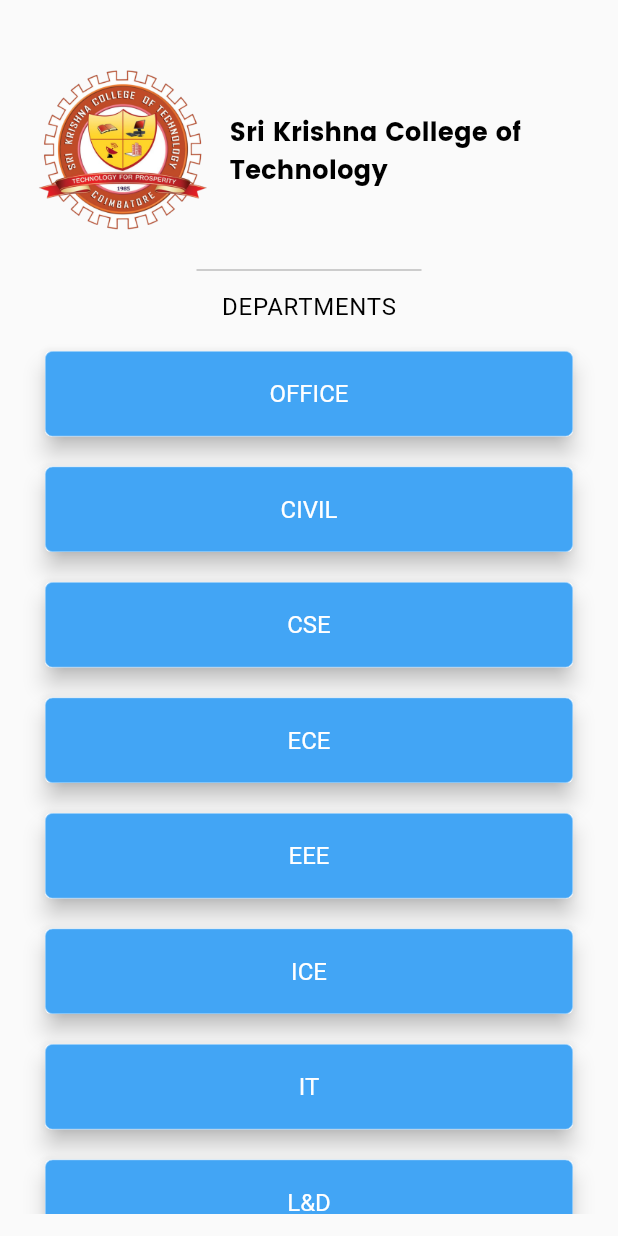
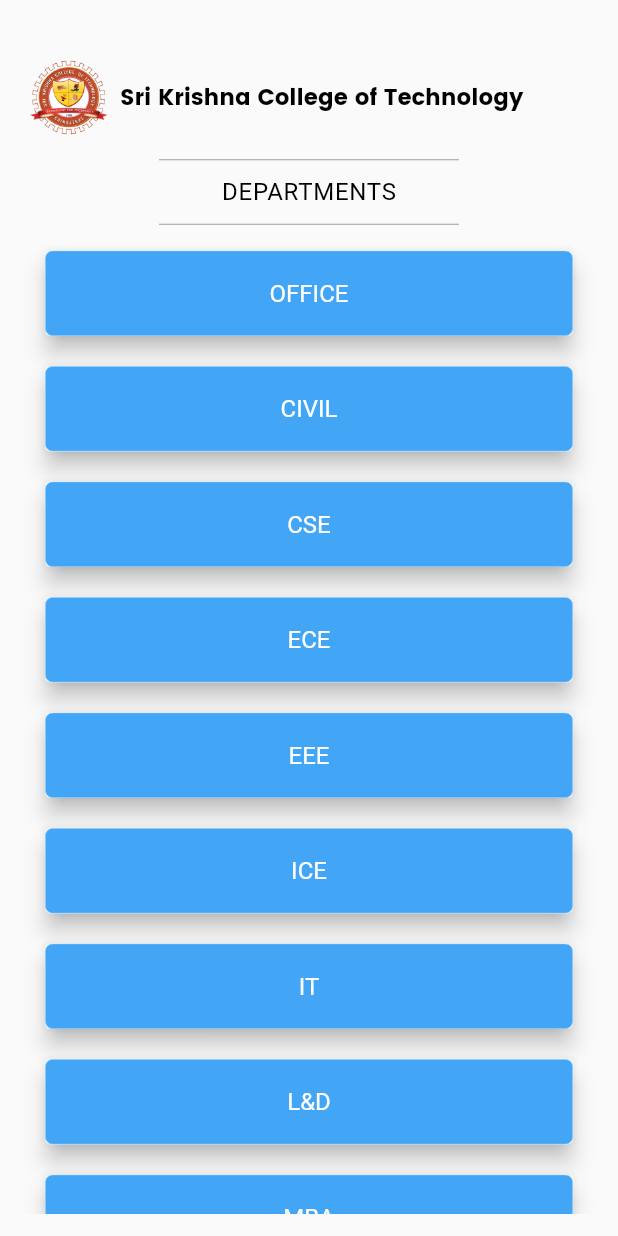
Before and after one commit to Kirthik24/Skct_Contact_demo1, a Flutter app: the screen it shows after launch, on a phone screen of 412 x 824 dp. Run offline on Flutter 3.47's test engine with Material 2 defaults, Android fonts, the phone set to English and light mode, and no system bars; our stand-ins replace firebase_core; missing offline and left inert: flutter_phone_direct_caller; accounts and stored records are empty.

Commit message:
home page v2 update 2

```diff
--- a/lib/pages/MyHomePageV2.dart
+++ b/lib/pages/MyHomePageV2.dart
@@ -19,19 +19,19 @@ class _MyHomePageV2State extends State<MyHomePageV2> {
         child: Column(
           children: [
             Container(
-              height: 150,
+              height: 80,
               child: Row(
                 children: [
                   Container(
-                    width:130,
+                    width:60,
                       child: Image.asset('assets/skctpng.png')),
                   const Expanded(
                       child:Padding(
-                        padding: EdgeInsets.all(8.0),
+                        padding: EdgeInsets.fromLTRB(5, 0, 5, 1),
                         child: Text("Sri Krishna College of Technology",
                     style: TextStyle(
                           fontFamily: 'Poppins',
-                          fontSize: 17.0,
+                          fontSize: 15.0,
                           fontWeight: FontWeight.w400,
                           color: Colors.black),
                   ),
@@ -40,8 +40,8 @@ class _MyHomePageV2State extends State<MyHomePageV2> {
               ),
             ),
             const SizedBox(
-              width: 150.0,
-              height: 10.0,
+              width: 200.0,
+              height: 3.0,
               child: Divider(
                 color: Colors.grey,
               ),
@@ -53,6 +53,16 @@ class _MyHomePageV2State extends State<MyHomePageV2> {
                       fontSize: 16.0,
                       letterSpacing: 0.5,
                       color: Colors.black)),
+            ),
+            const Padding(
+              padding: EdgeInsets.fromLTRB(0,0,0,5),
+              child: SizedBox(
+                width: 200.0,
+                height: 5.0,
+                child: Divider(
+                  color: Colors.grey,
+                ),
+              ),
             ),
             Expanded(
                 child: ListView.builder(
```
Also changed, not shown: lib/pages/ContactDetailsV2.dart (indentation only).
